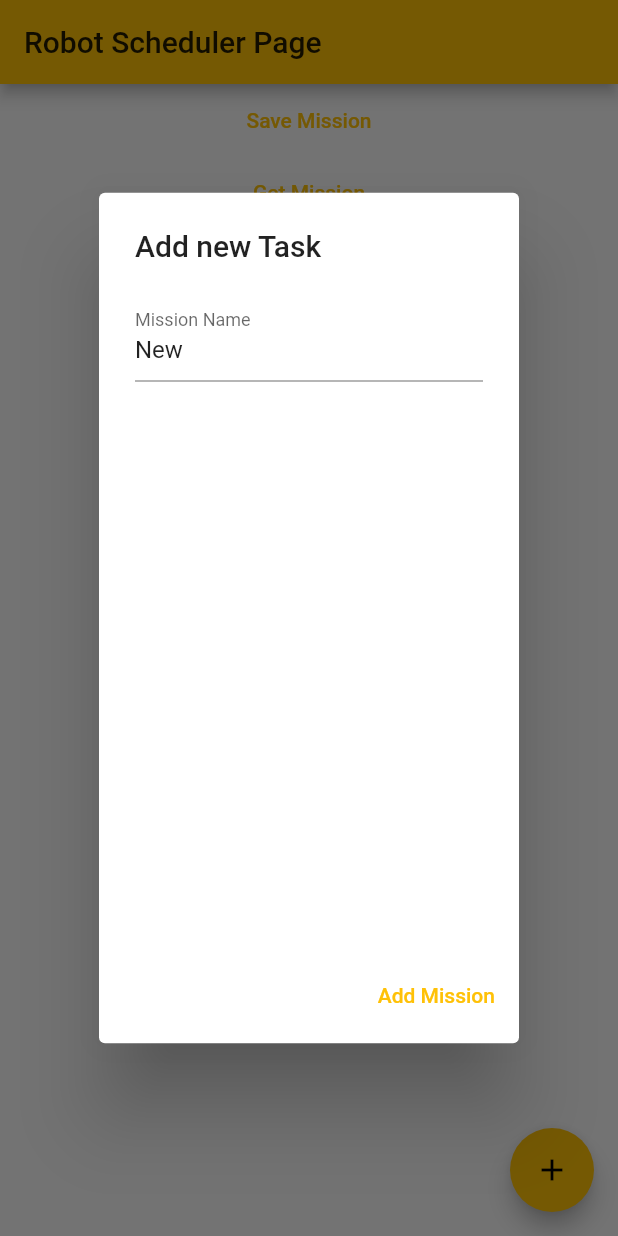
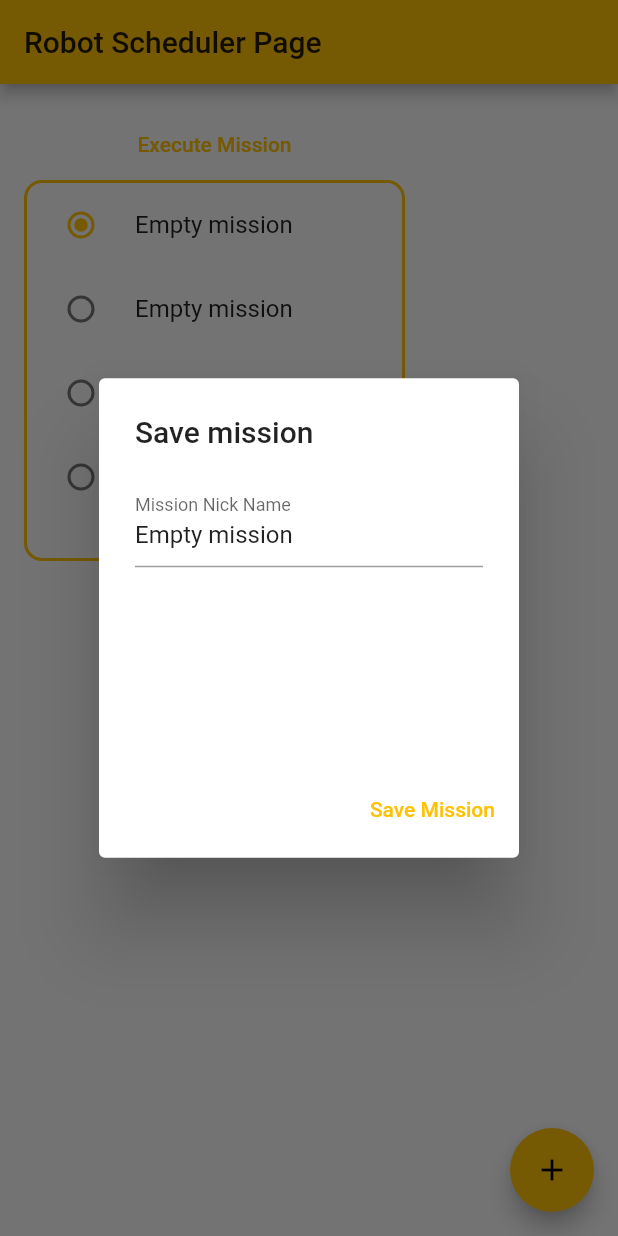
Before and after one commit to Jonathan-SyLuen/slamtec, a Flutter app: the MyHomePage screen opened directly, after a tap on "Save Mission", on a phone screen of 412 x 824 dp. Run offline on Flutter 3.47's test engine with Material 2 defaults, Android fonts, the phone set to English and light mode, and no system bars; our stand-ins replace shared_preferences; missing offline and left inert: dart_json_mapper, reflectable; accounts and stored records are empty; statements that could not run were skipped.

Commit message:
serialized and deserialized mission

```diff
--- a/taipan_robot/lib/data/mission.dart
+++ b/taipan_robot/lib/data/mission.dart
@@ -1,12 +1,16 @@
 import 'package:dart_json_mapper/dart_json_mapper.dart';
 
 @jsonSerializable
+@Json(valueDecorators: Mission.valueDecorators)
 class Mission {
   @JsonProperty(name: 'name')
   String name;
 
   @JsonProperty(name: 'tasks')
   List<Task> tasks = [];
+
+  static Map<Type, ValueDecoratorFunction> valueDecorators() =>
+      {typeOf<List<Task>>(): (value) => value.cast<Task>()};
 
   Mission(this.name);
   void run() {}
--- a/taipan_robot/lib/data/missionManager.dart
+++ b/taipan_robot/lib/data/missionManager.dart
@@ -4,50 +4,51 @@ import 'mission.dart';
 
 class MissionManager {
   static final MissionManager _missionManager = MissionManager._internal();
-
+  late SharedPreferences prefs;
   factory MissionManager() {
     return _missionManager;
   }
   MissionManager._internal() {
-    initPref().then((sp) {
+    SharedPreferences.getInstance().then((sp) {
       prefs = sp;
       getMissions();
-      getlastMission();
     });
   }
-  late SharedPreferences prefs;
-  Mission mission = new Mission('New');
-  List<String> missions = [];
 
-  Future<SharedPreferences> initPref() async {
-    return SharedPreferences.getInstance();
+  List<Mission> missions = [];
+  int _activeMission = 0;
+
+  int get activeMission {
+    return _activeMission;
+  }
+
+  set activeMission(int index) {
+    if (index < missions.length) {
+      _activeMission = index;
+      prefs.setInt('activeMission', index);
+    }
   }
 
   void saveMission() {
-    String serialized = JsonMapper.serialize(mission);
-    print(serialized);
-    prefs.setString('@mission_' + mission.name, serialized);
-    prefs.setString('currMission', mission.name);
-    missions.add(mission.name);
+    String serialized = JsonMapper.serialize(missions[activeMission]);
+    prefs.setString('mission_$activeMission', serialized);
   }
 
-  List<String> getMissions() {
-    missions.clear();
-    List<String> tmp = prefs
-        .getKeys()
-        .where((element) => element.startsWith('@mission_'))
-        .toList();
-    print(prefs.getKeys());
-    tmp.forEach((element) {
-      missions.add(element.substring(9));
-    });
-    return missions;
-  }
-
-  void getlastMission() {
-    String currentMission = prefs.getString('currMission') ?? '';
-    if (currentMission.isNotEmpty) {
-      print(currentMission);
+  void getMissions() {
+    for (int i = 0; i < 4; i++) {
+      print('Mission $i');
+      String str = prefs.getString('mission_$i') ?? '';
+      if (str.isEmpty) {
+        Mission x = new Mission('Empty mission');
+        str = JsonMapper.serialize(x);
+        missions.add(x);
+      } else {
+        Mission x =
+            JsonMapper.deserialize<Mission>(str) ?? new Mission('failed');
+        missions.add(x);
+      }
+      //missions.add(JsonMapper.deserialize<Mission>(str)!);
     }
+    _activeMission = prefs.getInt('activeMission') ?? 0;
   }
 }
--- a/taipan_robot/lib/main.dart
+++ b/taipan_robot/lib/main.dart
@@ -1,7 +1,7 @@
 import 'package:flutter/material.dart';
 import 'package:taipan_robot/data/missionManager.dart';
 import 'package:taipan_robot/main.reflectable.dart';
-import 'package:taipan_robot/mainPage.dart';
+import 'package:taipan_robot/widgets/mainPage.dart';
 import 'package:taipan_robot/theme/theme.dart';
 import 'package:taipan_robot/widgets/taskDialog.dart';
 
@@ -48,7 +48,9 @@ class _MyHomePageState extends State<MyHomePage> {
         onPressed: () async {
           Task newTask = Task('new', 0, 0);
           displayTaskInputDialog(context, newTask);
-          mm.mission.tasks.add(newTask);
+          setState(() {
+            mm.missions[mm.activeMission].tasks.add(newTask);
+          });
         },
         tooltip: 'Increment',
         child: Icon(Icons.add),
--- a/taipan_robot/lib/main.reflectable.dart
+++ b/taipan_robot/lib/main.reflectable.dart
@@ -37,7 +37,11 @@ final _data = <r.Reflectable, r.ReflectorData>{
             -1,
             0,
             const <int>[],
-            const <Object>[prefix0.jsonSerializable],
+            const <Object>[
+              prefix0.jsonSerializable,
+              const prefix0.Json(
+                  valueDecorators: prefix1.Mission.valueDecorators)
+            ],
             null),
         r.NonGenericClassMirrorImpl(
             r'Task',
--- a/taipan_robot/lib/mainPage.dart
+++ /dev/null
@@ -1,49 +0,0 @@
-import 'package:flutter/material.dart';
-import 'package:taipan_robot/data/missionManager.dart';
-import 'package:taipan_robot/widgets/filenameDialog.dart';
-
-class Dashboard extends StatefulWidget {
-  const Dashboard({Key? key}) : super(key: key);
-
-  @override
-  _DashboardState createState() => _DashboardState();
-}
-
-class _DashboardState extends State<Dashboard> {
-  MissionManager mm = MissionManager();
-  @override
-  Widget build(BuildContext context) {
-    return Center(
-      child: Column(
-        children: [
-          TextButton(
-            child: Text('Save Mission'),
-            onPressed: () {
-              displayFileNameDialog(context);
-              setState(() {
-                mm.getMissions();
-              });
-            },
-          ),
-          TextButton(
-              child: Text('Get Mission'),
-              onPressed: () {
-                setState(() {
-                  mm.getMissions();
-                });
-              }),
-          Expanded(
-            child: ListView.builder(
-                shrinkWrap: true,
-                itemCount: mm.missions.length,
-                itemBuilder: (context, index) {
-                  return ListTile(
-                    title: Text(mm.missions[index]),
-                  );
-                }),
-          )
-        ],
-      ),
-    );
-  }
-}
--- /dev/null
+++ b/taipan_robot/lib/widgets/StatusReport.dart
@@ -0,0 +1,14 @@
+import 'package:flutter/material.dart';
+
+class StatusReport extends StatelessWidget {
+  const StatusReport({
+    Key? key,
+  }) : super(key: key);
+
+  @override
+  Widget build(BuildContext context) {
+    return Column(
+      children: [],
+    );
+  }
+}
--- a/taipan_robot/lib/widgets/filenameDialog.dart
+++ b/taipan_robot/lib/widgets/filenameDialog.dart
@@ -2,30 +2,27 @@ import 'package:flutter/material.dart';
 import 'package:taipan_robot/data/missionManager.dart';
 
 Future<void> displayFileNameDialog(BuildContext context) async {
-  String missionName = 'New Mission';
   MissionManager mm = MissionManager();
   return showDialog(
       context: context,
       builder: (context) {
         return StatefulBuilder(builder: (context, setState) {
           return AlertDialog(
-            title: Text('Add new Task'),
+            title: Text('Save mission'),
             content: SingleChildScrollView(
               child: Container(
-                height: MediaQuery.of(context).size.height * 0.5,
-                width: MediaQuery.of(context).size.width * 0.4,
+                height: MediaQuery.of(context).size.height * 0.2,
+                width: MediaQuery.of(context).size.width * 0.3,
                 child: Column(
                   children: [
                     TextFormField(
-                      initialValue: mm.mission.name,
+                      initialValue: mm.missions[mm.activeMission].name,
                       onChanged: (value) {
-                        setState(() {
-                          missionName = value;
-                        });
+                        mm.missions[mm.activeMission].name = value;
                       },
                       //controller: _textfieldController,
                       decoration: InputDecoration(
-                          labelText: 'Mission Name',
+                          labelText: 'Mission Nick Name',
                           hintText: 'Provide a name for this routine'),
                       keyboardType: TextInputType.name,
                       textInputAction: TextInputAction.next,
@@ -37,11 +34,11 @@ Future<void> displayFileNameDialog(BuildContext context) async {
             actions: <Widget>[
               TextButton(
                 onPressed: () {
-                  mm.mission.name = missionName;
+                  // mm.mission.name = missionName;
                   mm.saveMission();
                   Navigator.pop(context);
                 },
-                child: Text('Add Mission'),
+                child: Text('Save Mission'),
               ),
             ],
           );
--- /dev/null
+++ b/taipan_robot/lib/widgets/mainPage.dart
@@ -0,0 +1,129 @@
+import 'package:flutter/foundation.dart';
+import 'package:flutter/material.dart';
+import 'package:taipan_robot/data/mission.dart';
+import 'package:taipan_robot/data/missionManager.dart';
+import 'package:taipan_robot/widgets/filenameDialog.dart';
+import 'package:taipan_robot/widgets/taskDialog.dart';
+
+import 'StatusReport.dart';
+
+class Dashboard extends StatefulWidget {
+  const Dashboard({Key? key}) : super(key: key);
+
+  @override
+  _DashboardState createState() => _DashboardState();
+}
+
+class _DashboardState extends State<Dashboard> {
+  MissionManager mm = MissionManager();
+  @override
+  Widget build(BuildContext context) {
+    return Center(
+      child: Row(
+        mainAxisAlignment: MainAxisAlignment.spaceEvenly,
+        children: [
+          Padding(
+            padding: const EdgeInsets.all(16.0),
+            child: Column(
+              mainAxisSize: MainAxisSize.max,
+              children: [
+                TextButton(
+                  child: Text("Execute Mission"),
+                  onPressed: () {},
+                ),
+                Container(
+                  decoration: BoxDecoration(
+                      border: Border.all(
+                          width: 2, color: Theme.of(context).primaryColor),
+                      borderRadius: BorderRadius.circular(12)),
+                  child: SizedBox(
+                    height: 250,
+                    width: 250,
+                    child: ListView.builder(
+                        itemCount: mm.missions.length,
+                        itemBuilder: (context, index) {
+                          return RadioListTile(
+                              title: Text(mm.missions[index].name),
+                              value: index,
+                              groupValue: mm.activeMission,
+                              onChanged: (val) {
+                                setState(() {
+                                  mm.activeMission = val as int;
+                                });
+                              });
+                        }),
+                  ),
+                ),
+                TextButton(
+                    onPressed: () async {
+                      await displayFileNameDialog(context);
+                      setState(() {});
+                    },
+                    child: Text('Save Mission')),
+              ],
+            ),
+          ),
+          StatusReport(),
+          Expanded(
+            child: ReorderableListView.builder(
+                onReorder: (oldIndex, newIndex) {
+                  final Task t =
+                      mm.missions[mm.activeMission].tasks.removeAt(oldIndex);
+                  if (newIndex > mm.missions[mm.activeMission].tasks.length) {
+                    mm.missions[mm.activeMission].tasks.add(t);
+                  } else {
+                    mm.missions[mm.activeMission].tasks.insert(newIndex, t);
+                  }
+                  mm.saveMission();
+                },
+                shrinkWrap: true,
+                itemCount: mm.missions[mm.activeMission].tasks.length,
+                itemBuilder: (context, index) {
+                  return Dismissible(
+                    key: Key('$index'),
+                    background: Container(
+                      padding: EdgeInsets.all(20),
+                      alignment: Alignment.centerRight,
+                      color: Colors.red,
+                      child: Icon(Icons.delete),
+                    ),
+                    onDismissed: (direction) {
+                      setState(() {
+                        mm.missions[mm.activeMission].tasks.removeAt(index);
+                      });
+                    },
+                    child: Card(
+                      key: Key('$index'),
+                      child: ListTile(
+                        title: Text(
+                            mm.missions[mm.activeMission].tasks[index].name),
+                        subtitle: Text(
+                            'X:${mm.missions[mm.activeMission].tasks[index].positionX.toStringAsPrecision(2)} Y:${mm.missions[mm.activeMission].tasks[index].positionY.toStringAsPrecision(2)}\nspeed:${mm.missions[mm.activeMission].tasks[index].speed.toStringAsFixed(2)}'),
+                        leading: Row(
+                          mainAxisSize: MainAxisSize.min,
+                          children: [
+                            Icon(mm.missions[mm.activeMission].tasks[index]
+                                    .lightOn
+                                ? (Icons.light_mode)
+                                : (Icons.lightbulb)),
+                            Icon(mm.missions[mm.activeMission].tasks[index]
+                                    .mistOn
+                                ? (Icons.shower)
+                                : (Icons.format_color_reset)),
+                          ],
+                        ),
+                        onTap: () async {
+                          await displayTaskInputDialog(context,
+                              mm.missions[mm.activeMission].tasks[index]);
+                          setState(() {});
+                        },
+                      ),
+                    ),
+                  );
+                }),
+          )
+        ],
+      ),
+    );
+  }
+}
```
Also changed, not shown: taipan_robot/lib/widgets/taskDialog.dart (+6 -3 lines), 7 other files.
